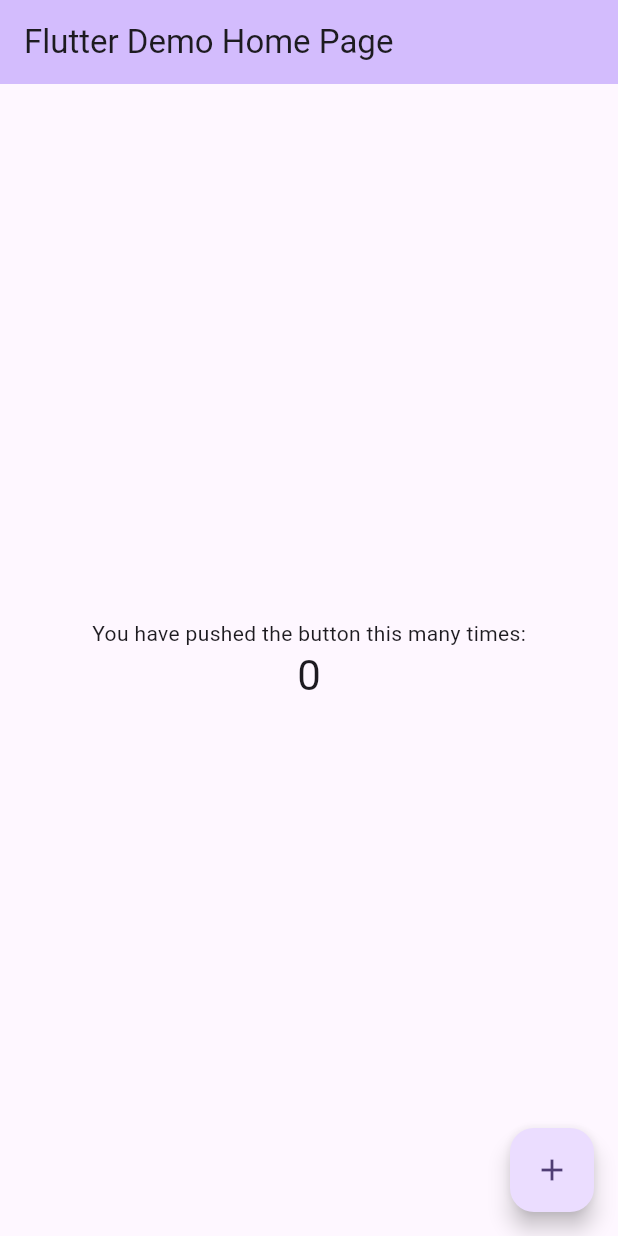
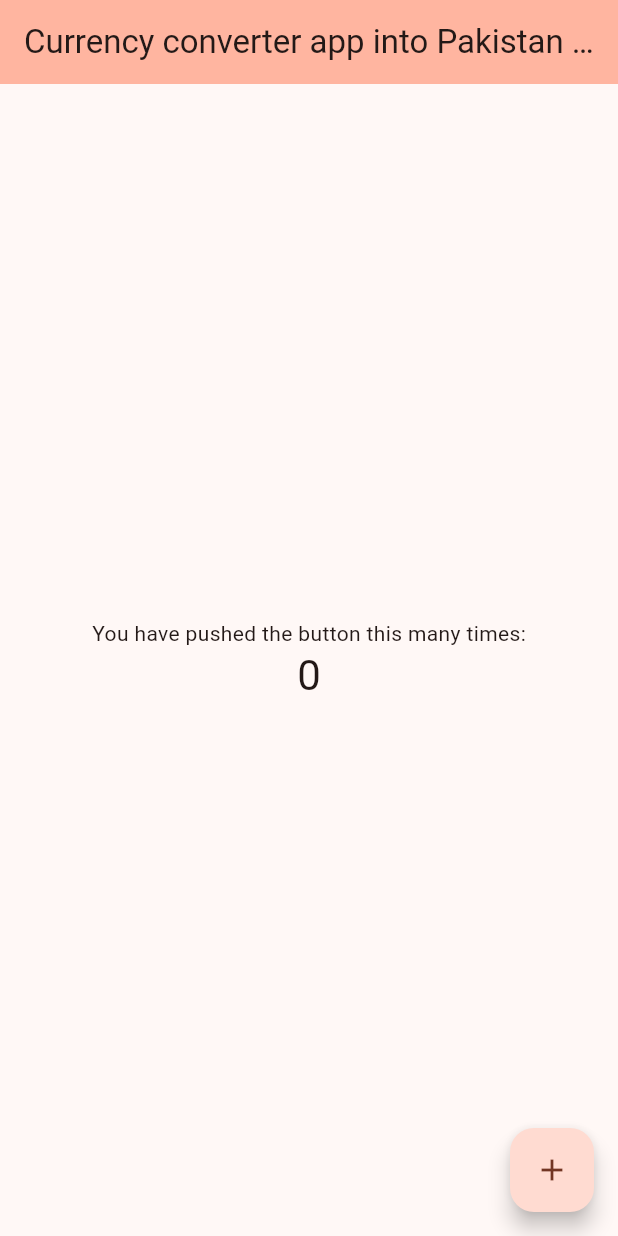
Before and after one commit to Rao-Umair-Ali/currency_converter, a Flutter app: the screen it shows after launch, on a phone screen of 412 x 824 dp. Run offline on Flutter 3.47's test engine with Material 3 defaults, Android fonts, the phone set to English and light mode, and no system bars.

Commit message:
comment deleted

```diff
--- a/currency_converter_app/lib/main.dart
+++ b/currency_converter_app/lib/main.dart
@@ -7,46 +7,22 @@ void main() {
 class MyApp extends StatelessWidget {
   const MyApp({super.key});
 
-  // This widget is the root of your application.
   @override
   Widget build(BuildContext context) {
     return MaterialApp(
-      title: 'Flutter Demo',
+      title: 'Currency Converter App',
       theme: ThemeData(
-        // This is the theme of your application.
-        //
-        // TRY THIS: Try running your application with "flutter run". You'll see
-        // the application has a purple toolbar. Then, without quitting the app,
-        // try changing the seedColor in the colorScheme below to Colors.green
-        // and then invoke "hot reload" (save your changes or press the "hot
-        // reload" button in a Flutter-supported IDE, or press "r" if you used
-        // the command line to start the app).
-        //
-        // Notice that the counter didn't reset back to zero; the application
-        // state is not lost during the reload. To reset the state, use hot
-        // restart instead.
-        //
-        // This works for code too, not just values: Most code changes can be
-        // tested with just a hot reload.
-        colorScheme: ColorScheme.fromSeed(seedColor: Colors.deepPurple),
+        colorScheme: ColorScheme.fromSeed(seedColor: Colors.deepOrange),
         useMaterial3: true,
       ),
-      home: const MyHomePage(title: 'Flutter Demo Home Page'),
+      home: const MyHomePage(
+          title: 'Currency converter app into Pakistan Rupees'),
     );
   }
 }
 
 class MyHomePage extends StatefulWidget {
   const MyHomePage({super.key, required this.title});
-
-  // This widget is the home page of your application. It is stateful, meaning
-  // that it has a State object (defined below) that contains fields that affect
-  // how it looks.
-
-  // This class is the configuration for the state. It holds the values (in this
-  // case the title) provided by the parent (in this case the App widget) and
-  // used by the build method of the State. Fields in a Widget subclass are
-  // always marked "final".
 
   final String title;
 
@@ -59,50 +35,19 @@ class _MyHomePageState extends State<MyHomePage> {
 
   void _incrementCounter() {
     setState(() {
-      // This call to setState tells the Flutter framework that something has
-      // changed in this State, which causes it to rerun the build method below
-      // so that the display can reflect the updated values. If we changed
-      // _counter without calling setState(), then the build method would not be
-      // called again, and so nothing would appear to happen.
       _counter++;
     });
   }
 
   @override
   Widget build(BuildContext context) {
-    // This method is rerun every time setState is called, for instance as done
-    // by the _incrementCounter method above.
-    //
-    // The Flutter framework has been optimized to make rerunning build methods
-    // fast, so that you can just rebuild anything that needs updating rather
-    // than having to individually change instances of widgets.
     return Scaffold(
       appBar: AppBar(
-        // TRY THIS: Try changing the color here to a specific color (to
-        // Colors.amber, perhaps?) and trigger a hot reload to see the AppBar
-        // change color while the other colors stay the same.
         backgroundColor: Theme.of(context).colorScheme.inversePrimary,
-        // Here we take the value from the MyHomePage object that was created by
-        // the App.build method, and use it to set our appbar title.
         title: Text(widget.title),
       ),
       body: Center(
-        // Center is a layout widget. It takes a single child and positions it
-        // in the middle of the parent.
         child: Column(
-          // Column is also a layout widget. It takes a list of children and
-          // arranges them vertically. By default, it sizes itself to fit its
-          // children horizontally, and tries to be as tall as its parent.
-          //
-          // Column has various properties to control how it sizes itself and
-          // how it positions its children. Here we use mainAxisAlignment to
-          // center the children vertically; the main axis here is the vertical
-          // axis because Columns are vertical (the cross axis would be
-          // horizontal).
-          //
-          // TRY THIS: Invoke "debug painting" (choose the "Toggle Debug Paint"
-          // action in the IDE, or press "p" in the console), to see the
-          // wireframe for each widget.
           mainAxisAlignment: MainAxisAlignment.center,
           children: <Widget>[
             const Text(
```
